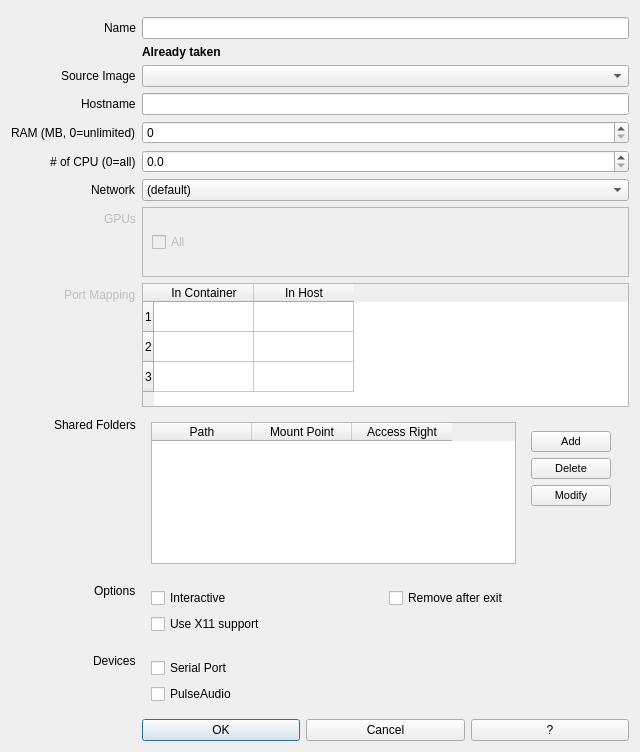
This is createContainer.ui in sujiwo/QtDocker as Qt 5 draws it before an edit. The edited form follows.
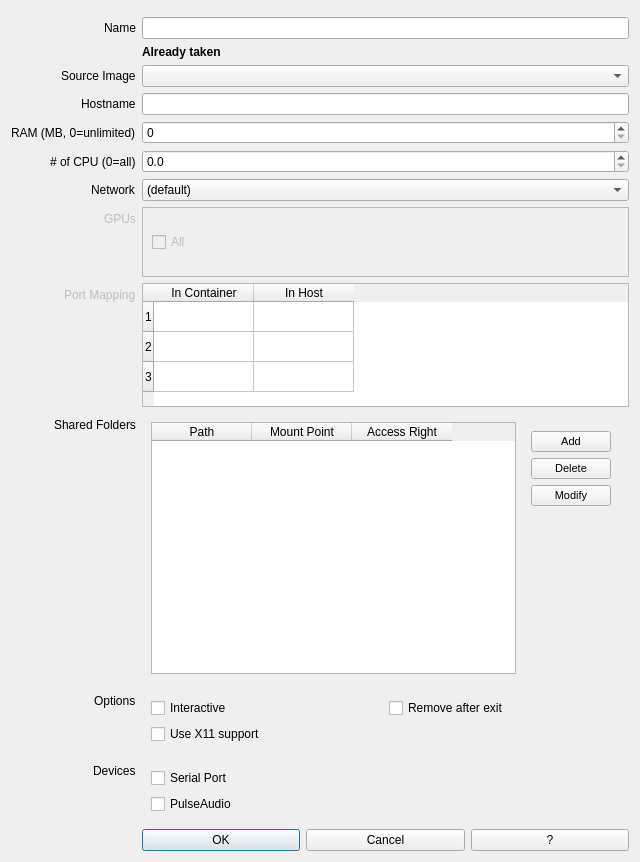
This is the edited form. Icons and pictures are not drawn.

```diff
--- a/createContainer.ui
+++ b/createContainer.ui
@@ -7,7 +7,7 @@
     <x>0</x>
     <y>0</y>
     <width>640</width>
-    <height>752</height>
+    <height>862</height>
    </rect>
   </property>
   <property name="sizePolicy">
```
Left out of the diff: 21 changed lines with no effect on the pictures.
